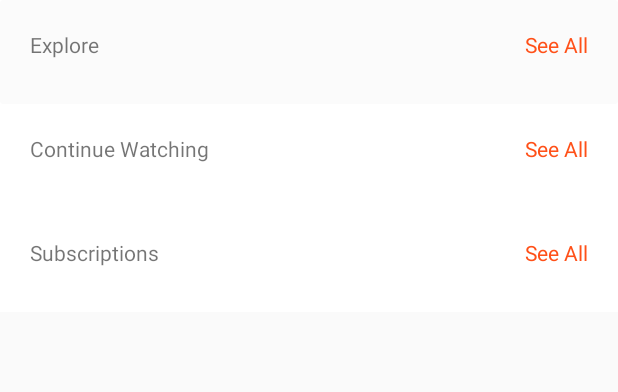
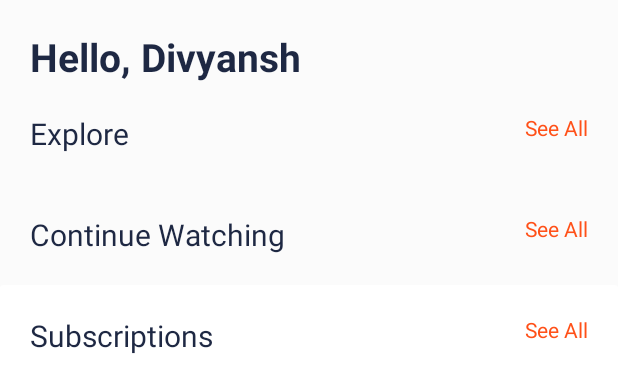
Before and after one commit to nell-studios/Pi, an Android app: the layout fragment_home.xml on its own in the app's theme, with its tools: preview values and no code run, on a phone screen of 412 x 824 dp. Shown: the top 392 px of the screen. Run offline under Robolectric (Android 15) with nearby library versions, the phone set to English and light mode, and no system bars.

Commit message:
added files

```diff
--- a/app/src/main/java/nellStudios/tech/pi/ui/adapters/ExploreTopicsAdapter.kt
+++ b/app/src/main/java/nellStudios/tech/pi/ui/adapters/ExploreTopicsAdapter.kt
@@ -39,6 +39,7 @@ class ExploreTopicsAdapter: RecyclerView.Adapter<ExploreTopicsAdapter.TopicsView
         holder.itemView.apply {
             Glide.with(this).load(topic.bannerImageUrl).into(backgroundImage)
             topicName.text = topic.topicName
+            topicContents.text = "${topic.size} videos"
             setOnClickListener {
                 onItemClickListener?.let{
                     it(topic)
--- a/app/src/main/res/layout/fragment_home.xml
+++ b/app/src/main/res/layout/fragment_home.xml
@@ -6,15 +6,24 @@
         xmlns:tools="http://schemas.android.com/tools"
         android:layout_width="match_parent"
         android:layout_height="wrap_content"
-        android:background="@android:color/white"
+        android:background="@color/white"
         tools:context=".ui.activities.MainActivity">
+
+        <TextView
+            style="@style/HeaderTextStyle"
+            app:layout_constraintTop_toTopOf="parent"
+            app:layout_constraintStart_toStartOf="parent"
+            android:text="Hello, Divyansh"
+            android:layout_margin="20dp"
+            android:id="@+id/welcomeText"
+            />
 
         <androidx.cardview.widget.CardView
             android:layout_height="wrap_content"
             android:layout_width="match_parent"
             app:layout_constraintStart_toStartOf="parent"
             app:layout_constraintEnd_toEndOf="parent"
-            app:layout_constraintTop_toTopOf="parent"
+            app:layout_constraintTop_toBottomOf="@id/welcomeText"
             android:id="@+id/liveStreamingCardView"
             >
 
@@ -31,30 +40,14 @@
 
         </androidx.cardview.widget.CardView>
 
-        <androidx.cardview.widget.CardView
-            android:layout_height="wrap_content"
-            android:layout_width="match_parent"
-            app:layout_constraintStart_toStartOf="parent"
-            app:layout_constraintEnd_toEndOf="parent"
-            app:layout_constraintTop_toBottomOf="@id/liveStreamingCardView"
-            android:id="@+id/ExploreCardView"
-            app:cardElevation="0dp"
-            app:cardBackgroundColor="@color/white"
-            >
-
-            <androidx.constraintlayout.widget.ConstraintLayout
-                android:layout_height="match_parent"
-                android:layout_width="match_parent"
-                android:padding="20dp"
-                >
         <TextView
-                    android:layout_height="wrap_content"
-                    android:layout_width="wrap_content"
+            style="@style/SubTextStyle"
             android:layout_alignParentStart="true"
             android:text="@string/explore"
             android:id="@+id/exploreText"
             app:layout_constraintStart_toStartOf="parent"
-                    app:layout_constraintTop_toTopOf="parent"
+            app:layout_constraintTop_toBottomOf="@id/liveStreamingCardView"
+            android:layout_margin="20dp"
             />
 
         <TextView
@@ -65,7 +58,8 @@
             android:text="@string/see_all"
             android:textColor="@color/colorAccent"
             app:layout_constraintEnd_toEndOf="parent"
-                    app:layout_constraintTop_toTopOf="parent"
+            app:layout_constraintTop_toBottomOf="@id/liveStreamingCardView"
+            android:layout_margin="20dp"
             />
 
         <androidx.recyclerview.widget.RecyclerView
@@ -74,36 +68,17 @@
             android:layout_width="match_parent"
             app:layout_constraintStart_toStartOf="parent"
             app:layout_constraintTop_toBottomOf="@id/exploreText"
-                    android:layout_marginTop="10dp"
+            android:layout_margin="20dp"
             />
-            </androidx.constraintlayout.widget.ConstraintLayout>
 
-        </androidx.cardview.widget.CardView>
-
-        <androidx.cardview.widget.CardView
-            android:layout_height="wrap_content"
-            android:layout_width="match_parent"
-            app:layout_constraintStart_toStartOf="parent"
-            app:layout_constraintEnd_toEndOf="parent"
-            app:layout_constraintTop_toBottomOf="@id/ExploreCardView"
-            android:id="@+id/continueWatchingCardView"
-            app:cardElevation="0dp"
-            android:background="@color/white"
-            >
-
-            <androidx.constraintlayout.widget.ConstraintLayout
-                android:layout_height="match_parent"
-                android:layout_width="match_parent"
-                android:padding="20dp"
-                >
         <TextView
-                    android:layout_height="wrap_content"
-                    android:layout_width="wrap_content"
+            style="@style/SubTextStyle"
             android:layout_alignParentStart="true"
             android:text="@string/continue_watching"
             android:id="@+id/continueWatchingText"
             app:layout_constraintStart_toStartOf="parent"
-                    app:layout_constraintTop_toTopOf="parent"
+            app:layout_constraintTop_toBottomOf="@id/rvExplore"
+            android:layout_margin="20dp"
             />
 
         <TextView
@@ -114,7 +89,8 @@
             android:text="@string/see_all"
             android:textColor="@color/colorAccent"
             app:layout_constraintEnd_toEndOf="parent"
-                    app:layout_constraintTop_toTopOf="parent"
+            app:layout_constraintTop_toBottomOf="@id/rvExplore"
+            android:layout_margin="20dp"
             />
 
         <androidx.recyclerview.widget.RecyclerView
@@ -123,18 +99,15 @@
             android:layout_width="match_parent"
             app:layout_constraintStart_toStartOf="parent"
             app:layout_constraintTop_toBottomOf="@id/continueWatchingText"
-                    android:layout_marginTop="10dp"
+            android:layout_margin="20dp"
             />
-            </androidx.constraintlayout.widget.ConstraintLayout>
-
-        </androidx.cardview.widget.CardView>
 
         <androidx.cardview.widget.CardView
             android:layout_height="wrap_content"
             android:layout_width="match_parent"
             app:layout_constraintStart_toStartOf="parent"
             app:layout_constraintEnd_toEndOf="parent"
-            app:layout_constraintTop_toBottomOf="@id/continueWatchingCardView"
+            app:layout_constraintTop_toBottomOf="@id/rvContinueWatching"
             android:id="@+id/SubscriptionCardView"
             app:cardElevation="0dp"
             >
@@ -145,8 +118,7 @@
                 android:padding="20dp"
                 >
                 <TextView
-                    android:layout_height="wrap_content"
-                    android:layout_width="wrap_content"
+                    style="@style/SubTextStyle"
                     android:layout_alignParentStart="true"
                     android:text="@string/subscriptions"
                     android:id="@+id/subscriptionsText"
--- a/app/src/main/res/values/colors.xml
+++ b/app/src/main/res/values/colors.xml
@@ -4,6 +4,7 @@
     <color name="colorPrimaryDark">#1E2843</color>
     <color name="colorAccent">#FF5018</color>
     <color name="white">#FBFBFB</color>
+    <color name="grey">#ececec</color>
 
     //Media Player Controls
     <color name="media_player_controls">#ffffff</color>
--- a/app/src/main/res/values/styles.xml
+++ b/app/src/main/res/values/styles.xml
@@ -11,8 +11,8 @@
         <item name="android:layout_width">wrap_content</item>
         <item name="android:layout_height">wrap_content</item>
         <item name="android:textAllCaps">false</item>
-        <item name="android:textSize">18sp</item>
-        <item name="android:textColor">@color/colorAccent</item>
+        <item name="android:textSize">26sp</item>
+        <item name="android:textColor">@color/colorPrimaryDark</item>
         <item name="android:textStyle">bold</item>
     </style>
 
@@ -20,15 +20,16 @@
         <item name="android:layout_width">wrap_content</item>
         <item name="android:layout_height">wrap_content</item>
         <item name="android:textAllCaps">false</item>
-        <item name="android:textSize">18sp</item>
-        <item name="android:textColor">@android:color/black</item>
+        <item name="android:textSize">12sp</item>
+        <item name="android:textColor">@color/grey</item>
     </style>
 
     <style name="SubTextStyle">
         <item name="android:layout_width">wrap_content</item>
         <item name="android:layout_height">wrap_content</item>
         <item name="android:textAllCaps">false</item>
-        <item name="android:textSize">15sp</item>
+        <item name="android:textSize">20sp</item>
+        <item name="android:textColor">@color/colorPrimaryDark</item>
     </style>
 
 </resources>
```
Also changed, not shown: app/src/main/res/layout/continue_watching_item_view.xml (+7 -9 lines), app/src/main/res/layout/topic_item_view.xml (+18 -6 lines). Lines whose indentation alone changed are shown as unchanged.
